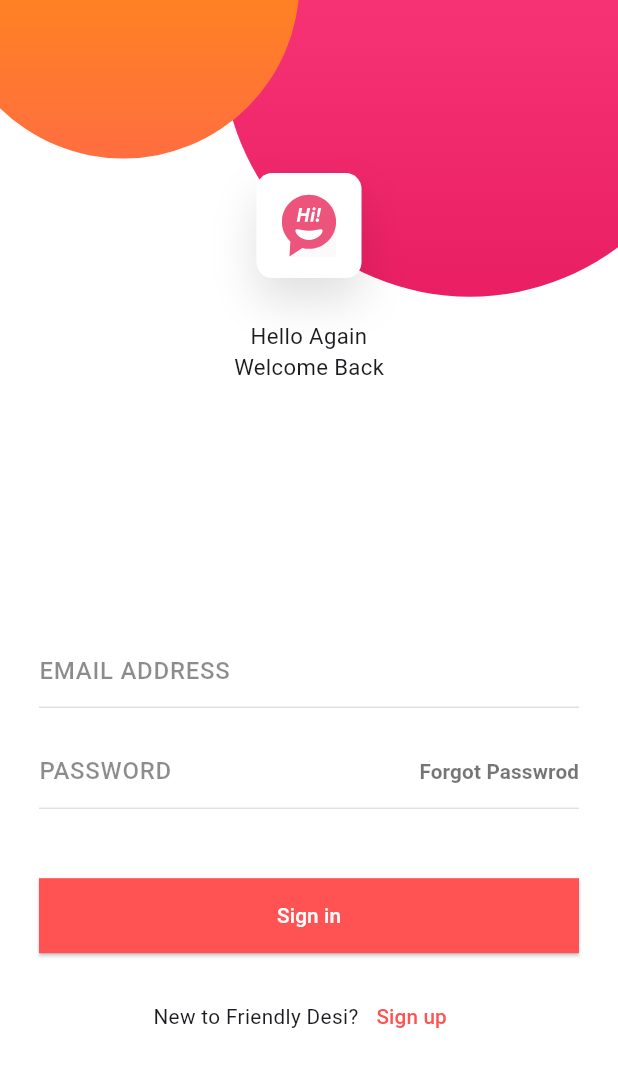
After one commit to AnahiEstrell/flutter_api_rest, a Flutter app: the screen it shows after launch, on a phone screen of 412 x 824 dp. The commit adds this screen. Shown: the top 1067 px of the screen. Run offline on Flutter 3.47's test engine with Material 3 defaults, Android fonts, the phone set to English and light mode, and no system bars; our stand-ins replace dio, flutter_secure_storage, flutter_svg, get_it, image_picker, logger.

Commit message:
Changed home and login pages

```diff
--- a/lib/data/authentication_client.dart
+++ b/lib/data/authentication_client.dart
@@ -53,7 +53,7 @@ class AuthenticationClient {
 
       Logs.p.i("session life time ${expiredIn - diff}");
 
-      if (expiredIn - diff >= 3550) {
+      if (expiredIn - diff >= 60) {
         _complete();
         return session.token;
       }
--- a/lib/main.dart
+++ b/lib/main.dart
@@ -1,7 +1,7 @@
 import 'package:flutter/material.dart';
 import 'package:flutter_api_rest/helpers/dependency_injection.dart';
-import 'package:flutter_api_rest/pages/home.dart';
-import 'package:flutter_api_rest/pages/home_pages.dart';
+import 'package:flutter_api_rest/pages/home_page.dart';
+import 'package:flutter_api_rest/pages/login_page.dart';
 import 'package:flutter/services.dart';
 import 'package:flutter_api_rest/pages/register_pages.dart';
 import 'package:flutter_api_rest/pages/splash_pages.dart';
@@ -40,8 +40,8 @@ class MyApp extends StatelessWidget {
         // Define las rutas de la aplicación.
         RegisterPage.routeName: (_) =>
             const RegisterPage(), // Ruta para la página de registro.
-        HomePage.routeName: (_) =>
-            const HomePage(), // Ruta para la página de inicio.
+        LoginPage.routeName: (_) =>
+            const LoginPage(), // Ruta para la página de inicio.
         Home.routeName: (_) => const Home() // Ruta para la página de inicio.
       },
     );
--- a/lib/pages/home.dart
+++ b/lib/pages/home_page.dart
@@ -2,7 +2,7 @@ import 'package:flutter/material.dart';
 import 'package:flutter_api_rest/api/account_api.dart';
 import 'package:flutter_api_rest/data/authentication_client.dart';
 import 'package:flutter_api_rest/models/user.dart';
-import 'package:flutter_api_rest/pages/home_pages.dart';
+import 'package:flutter_api_rest/pages/login_page.dart';
 import 'package:get_it/get_it.dart';
 import 'package:image_picker/image_picker.dart';
 import 'package:path/path.dart' as path;
@@ -58,7 +58,7 @@ class _HomeState extends State<Home> {
       // Navega a la página de inicio y elimina todas las rutas anteriores.
       // ignore: use_build_context_synchronously
       context,
-      MaterialPageRoute(builder: (context) => const HomePage()),
+      MaterialPageRoute(builder: (context) => const LoginPage()),
       (Route<dynamic> route) => false,
     );
   }
--- /dev/null
+++ b/lib/pages/login_page.dart
@@ -0,0 +1,110 @@
+import 'package:flutter/material.dart';
+import 'package:flutter_api_rest/utils/responsive.dart';
+import 'package:flutter_api_rest/widgets/circle.dart';
+import 'package:flutter_api_rest/widgets/icon_container.dart';
+import 'package:flutter_api_rest/widgets/login_forms.dart';
+
+class LoginPage extends StatefulWidget {
+  // Define la clase HomePage, que es un StatefulWidget.
+  static const routeName = 'home'; // Nombre de la ruta de la página de inicio.
+  const LoginPage({super.key}); // Constructor de la clase HomePage.
+
+  @override
+  State<LoginPage> createState() =>
+      _LoginPageState(); // Crea el estado de la página de inicio.
+}
+
+class _LoginPageState extends State<LoginPage> {
+  // Define el estado de la página de inicio.
+  @override
+  Widget build(BuildContext context) {
+    // Método para construir la interfaz de usuario de la página de inicio.
+    final Responsive responsive = Responsive.of(
+        context); // Obtiene un objeto Responsive a partir del contexto.
+    final double pinkSize =
+        responsive.wp(80); // Calcula el tamaño del círculo rosa.
+    final double orangeSize =
+        responsive.wp(57); // Calcula el tamaño del círculo naranja.
+    return Scaffold(
+      // Devuelve un Scaffold que proporciona una estructura básica de la página.
+      body: GestureDetector(
+        // Un widget para detectar gestos.
+        onTap: () {
+          FocusScope.of(context)
+              .unfocus(); // Oculta el teclado virtual cuando se toca fuera de los campos de texto.
+        },
+        child: SingleChildScrollView(
+          // Un widget para desplazarse verticalmente.
+          child: Container(
+            // Contenedor principal de la página.
+            width: double.infinity, // Ocupa todo el ancho disponible.
+            height: responsive.height, // Toma la altura de la pantalla.
+            color: Colors.white, // Fondo blanco.
+            child: Stack(
+              // Un widget que apila los widgets hijos.
+              alignment:
+                  Alignment.center, // Alinea los widgets hijos al centro.
+              children: <Widget>[
+                // Lista de widgets hijos.
+                Positioned(
+                  // Posiciona el widget hijo en una posición específica.
+                  right: -pinkSize * 0.2, // Posición del círculo rosa.
+                  top: -pinkSize * 0.4,
+                  child: Circle(
+                    // Widget de círculo.
+                    size: pinkSize, // Tamaño del círculo.
+                    colors: const [
+                      Colors.pinkAccent,
+                      Colors.pink
+                    ], // Colores del círculo.
+                  ),
+                ),
+                Positioned(
+                  // Posiciona el widget hijo en una posición específica.
+                  left: -orangeSize * 0.15, // Posición del círculo naranja.
+                  top: -orangeSize * 0.55,
+                  child: Circle(
+                    // Widget de círculo.
+                    size: orangeSize, // Tamaño del círculo.
+                    colors: const [
+                      Colors.orange,
+                      Colors.deepOrangeAccent
+                    ], // Colores del círculo.
+                  ),
+                ),
+                Positioned(
+                  // Posiciona el widget hijo en una posición específica.
+                  top: pinkSize * 0.35, // Posición de los elementos de texto.
+                  child: Column(
+                    // Un widget para organizar widgets hijos en una columna.
+                    children: [
+                      // Lista de widgets hijos.
+                      IconContainer(
+                        // Widget de contenedor de icono.
+                        size: responsive.wp(17), // Tamaño del icono.
+                      ),
+                      SizedBox(
+                        // Un widget para establecer un espacio en blanco de tamaño específico.
+                        height:
+                            responsive.dp(3), // Altura del espacio en blanco.
+                      ),
+                      Text(
+                        // Widget de texto.
+                        "Hello Again\nWelcome Back", // Texto a mostrar.
+                        textAlign:
+                            TextAlign.center, // Alineación del texto al centro.
+                        style: TextStyle(
+                            fontSize: responsive.dp(1.6)), // Estilo del texto.
+                      ),
+                    ],
+                  ),
+                ),
+                const LoginForm(), // Widget del formulario de inicio de sesión.
+              ],
+            ),
+          ),
+        ),
+      ),
+    );
+  }
+}
--- a/lib/pages/splash_pages.dart
+++ b/lib/pages/splash_pages.dart
@@ -1,8 +1,8 @@
 import 'package:dio/dio.dart'; // Importa el paquete Dio para realizar solicitudes HTTP
 import 'package:flutter/material.dart';
 import 'package:flutter_api_rest/data/authentication_client.dart';
-import 'package:flutter_api_rest/pages/home.dart';
-import 'package:flutter_api_rest/pages/home_pages.dart';
+import 'package:flutter_api_rest/pages/home_page.dart';
+import 'package:flutter_api_rest/pages/login_page.dart';
 import 'package:flutter_api_rest/utils/utils.dart';
 import 'package:get_it/get_it.dart';
 
@@ -41,7 +41,7 @@ class _SplashPageState extends State<SplashPage> {
       Navigator.pushReplacementNamed(
           // ignore: use_build_context_synchronously
           context,
-          HomePage.routeName); // Navega a la página de inicio.
+          LoginPage.routeName); // Navega a la página de inicio.
       return;
     }
     // ignore: use_build_context_synchronously
--- a/lib/widgets/login_forms.dart
+++ b/lib/widgets/login_forms.dart
@@ -2,7 +2,7 @@
 import 'package:flutter/material.dart';
 import 'package:flutter_api_rest/api/authentication_api.dart';
 import 'package:flutter_api_rest/data/authentication_client.dart';
-import 'package:flutter_api_rest/pages/home.dart';
+import 'package:flutter_api_rest/pages/home_page.dart';
 import 'package:flutter_api_rest/utils/dialogs.dart';
 import 'package:flutter_api_rest/utils/responsive.dart';
 import 'package:flutter_api_rest/widgets/input_text.dart';
--- a/lib/widgets/register_form.dart
+++ b/lib/widgets/register_form.dart
@@ -3,7 +3,7 @@ import 'dart:convert';
 import 'package:flutter/material.dart';
 import 'package:flutter_api_rest/api/authentication_api.dart';
 import 'package:flutter_api_rest/data/authentication_client.dart';
-import 'package:flutter_api_rest/pages/home.dart';
+import 'package:flutter_api_rest/pages/home_page.dart';
 import 'package:flutter_api_rest/utils/dialogs.dart';
 import 'package:flutter_api_rest/utils/responsive.dart';
 import 'package:flutter_api_rest/widgets/input_text.dart';
```
Also changed, not shown: lib/pages/home_pages.dart (deleted, +0 -76 lines).
